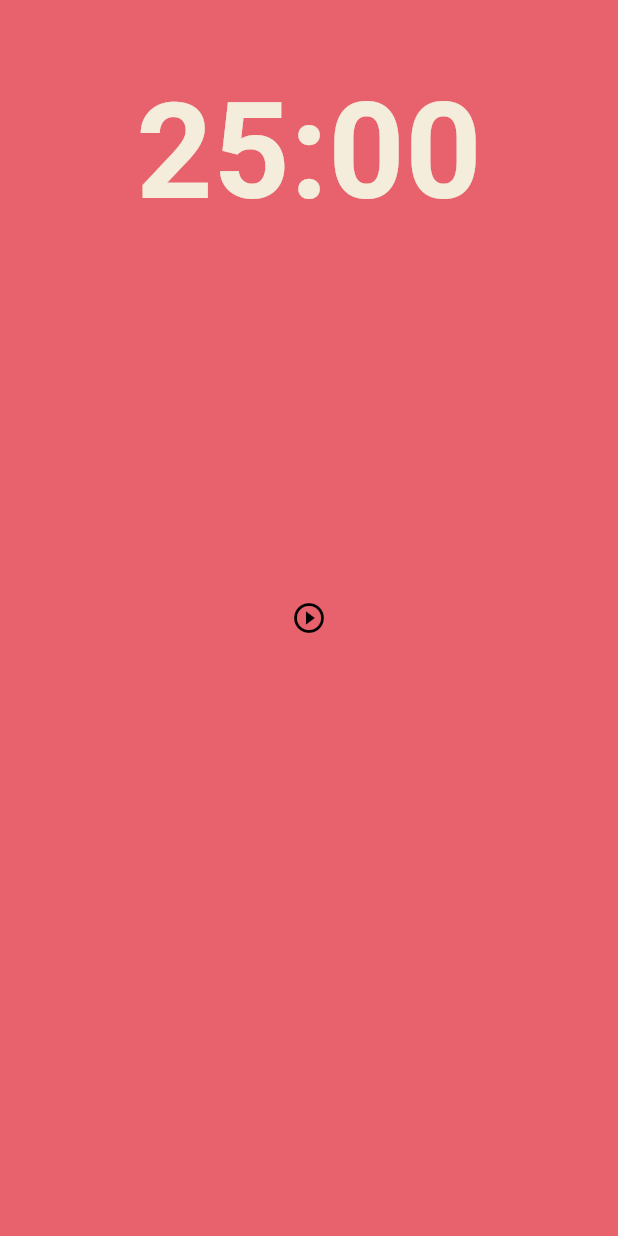
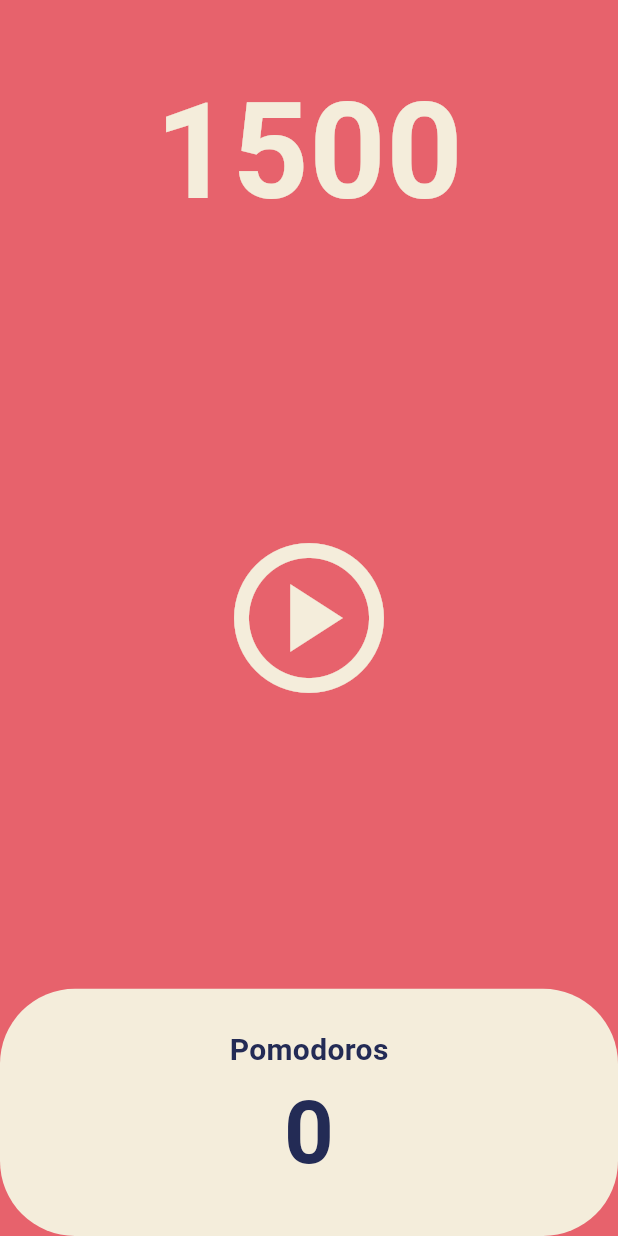
Before and after one commit to iloveuhyeon/flutter_clonecoding, a Flutter app: the screen it shows after launch, on a phone screen of 412 x 824 dp. Run offline on Flutter 3.47's test engine with Material 3 defaults, Android fonts, the light colour scheme and no system bars.

Commit message:
made start and stop

```diff
--- a/pomodoro/lib/screens/home_screen.dart
+++ b/pomodoro/lib/screens/home_screen.dart
@@ -1,3 +1,4 @@
+import 'dart:async';
 import 'package:flutter/material.dart';
 
 class HomeScreen extends StatefulWidget {
@@ -8,6 +9,30 @@ class HomeScreen extends StatefulWidget {
 }
 
 class _HomeScreenState extends State<HomeScreen> {
+  int totalSeconds = 1500;
+  bool isRunning = false;
+  late Timer timer;
+
+  void onTick(Timer timer) {
+    setState(() {
+      totalSeconds = totalSeconds - 1;
+    });
+  }
+
+  void onStartPress() {
+    timer = Timer.periodic(const Duration(seconds: 1), onTick);
+    setState(() {
+      isRunning = true;
+    });
+  }
+
+  void onPausePress() {
+    timer.cancel();
+    setState(() {
+      isRunning = false;
+    });
+  }
+
   @override
   Widget build(BuildContext context) {
     return Scaffold(
@@ -19,7 +44,7 @@ class _HomeScreenState extends State<HomeScreen> {
             child: Container(
               alignment: Alignment.bottomCenter,
               child: Text(
-                '25:00',
+                '$totalSeconds',
                 style: TextStyle(
                   color: Theme.of(context).cardColor,
                   fontSize: 89,
@@ -32,15 +57,53 @@ class _HomeScreenState extends State<HomeScreen> {
             flex: 3,
             child: Center(
               child: IconButton(
-                  onPressed: () {},
-                  icon: const Icon(
-                    Icons.play_circle_outline,
-                  )),
+                iconSize: 120,
+                color: Theme.of(context).cardColor,
+                onPressed: isRunning ? onPausePress : onStartPress,
+                icon: Icon(
+                  isRunning
+                      ? Icons.stop_circle_outlined
+                      : Icons.play_circle_outlined,
+                ),
+              ),
             ),
           ),
           Flexible(
             flex: 1,
-            child: Container(),
+            child: Row(
+              children: [
+                Expanded(
+                  child: Container(
+                    decoration: BoxDecoration(
+                        color: Theme.of(context).cardColor,
+                        borderRadius: BorderRadius.circular(50)),
+                    child: Column(
+                      mainAxisAlignment: MainAxisAlignment.center,
+                      children: [
+                        Text(
+                          "Pomodoros",
+                          style: TextStyle(
+                            fontWeight: FontWeight.w600,
+                            fontSize: 20,
+                            color:
+                                Theme.of(context).textTheme.displayLarge!.color,
+                          ),
+                        ),
+                        Text(
+                          "0",
+                          style: TextStyle(
+                            fontWeight: FontWeight.w600,
+                            fontSize: 58,
+                            color:
+                                Theme.of(context).textTheme.displayLarge!.color,
+                          ),
+                        ),
+                      ],
+                    ),
+                  ),
+                ),
+              ],
+            ),
           ),
         ],
       ),
```
